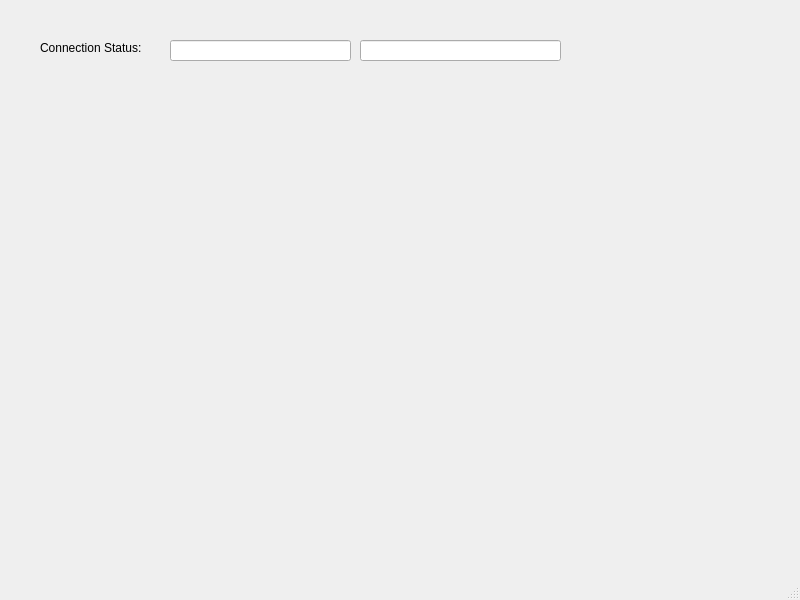
Old version of the form UIsummary.ui in the repository fangshunyuan/uisummary.
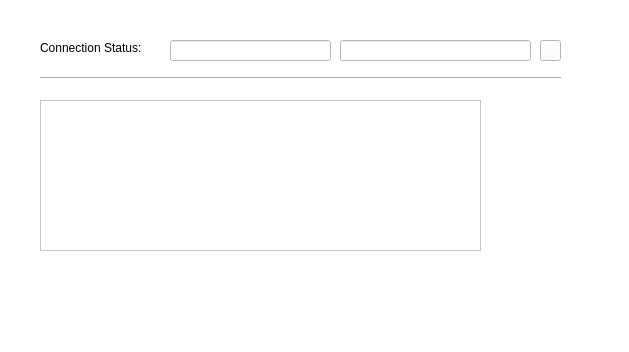
New version of the form.

```diff
--- a/UIsummary.ui
+++ b/UIsummary.ui
@@ -6,13 +6,19 @@
    <rect>
     <x>0</x>
     <y>0</y>
-    <width>800</width>
-    <height>600</height>
+    <width>629</width>
+    <height>352</height>
    </rect>
   </property>
   <property name="windowTitle">
    <string>MainWindow</string>
   </property>
+  <property name="autoFillBackground">
+   <bool>false</bool>
+  </property>
+  <property name="styleSheet">
+   <string notr="true">background-color: rgb(255, 255, 255);</string>
+  </property>
   <widget class="QWidget" name="centralwidget">
    <widget class="QLabel" name="connectionStatusStaticLabel">
     <property name="geometry">
@@ -32,7 +38,7 @@
      <rect>
       <x>170</x>
       <y>40</y>
-      <width>181</width>
+      <width>161</width>
       <height>21</height>
      </rect>
     </property>
@@ -40,13 +46,52 @@
    <widget class="QLineEdit" name="pingStatus">
     <property name="geometry">
      <rect>
-      <x>360</x>
+      <x>340</x>
       <y>40</y>
-      <width>201</width>
+      <width>191</width>
       <height>21</height>
      </rect>
     </property>
    </widget>
+   <widget class="QTableWidget" name="orderTableWidget">
+    <property name="geometry">
+     <rect>
+      <x>40</x>
+      <y>100</y>
+      <width>441</width>
+      <height>151</height>
+     </rect>
+    </property>
+    <property name="showGrid">
+     <bool>false</bool>
+    </property>
+   </widget>
+   <widget class="QPushButton" name="connectionStatusButton">
+    <property name="geometry">
+     <rect>
+      <x>540</x>
+      <y>40</y>
+      <width>21</width>
+      <height>21</height>
+     </rect>
+    </property>
+    <property name="text">
+     <string/>
+    </property>
+   </widget>
+   <widget class="Line" name="line1">
+    <property name="geometry">
+     <rect>
+      <x>40</x>
+      <y>70</y>
+      <width>521</width>
+      <height>16</height>
+     </rect>
+    </property>
+    <property name="orientation">
+     <enum>Qt::Horizontal</enum>
+    </property>
+   </widget>
   </widget>
   <widget class="QMenuBar" name="menubar">
    <property name="geometry">
```
Left out of the diff: 4 changed lines with no effect on the pictures.
